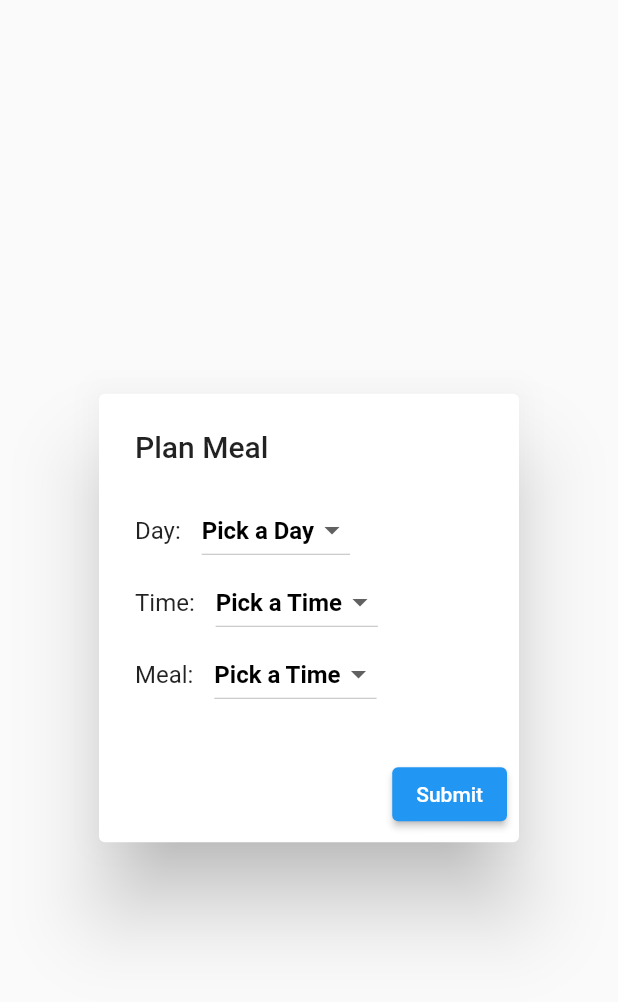
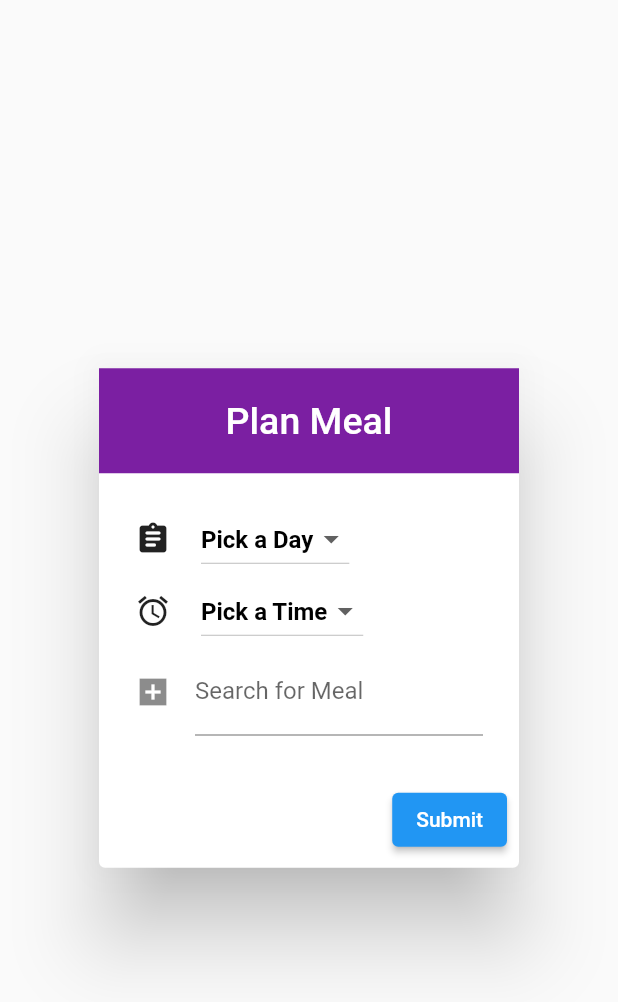
Before and after one commit to AndrewByerle/Byerles-Bytes, a Flutter app: the PopupCard widget shown alone on an empty page, opened directly, on a phone screen of 412 x 824 dp. Shown: the top 1002 px of the screen. Run offline on Flutter 3.47's test engine with Material 2 defaults, Android fonts, the phone set to English and light mode, and no system bars.

Commit message:
popup touchups

```diff
--- a/flutter_projects/meal-prep-app/meal_prep_app/lib/screens/planner/dropDown.dart
+++ /dev/null
@@ -1,52 +0,0 @@
-import 'package:flutter/material.dart';
-
-class DropDown extends StatefulWidget {
-  final List<String> items;
-  final String groupName;
-  final String hint;
-  const DropDown(this.groupName, this.items, this.hint);
-
-  @override
-  _DropDownState createState() => _DropDownState();
-}
-
-class _DropDownState extends State<DropDown> {
-  String _chosenValue;
-
-  @override
-  Widget build(BuildContext context) {
-    return Row(
-      children: [
-        Text(widget.groupName),
-        SizedBox(
-          width: 10,
-        ),
-        Container(
-          padding: const EdgeInsets.all(0.0),
-          child: DropdownButton<String>(
-            value: _chosenValue,
-            style: TextStyle(color: Colors.black),
-            items: widget.items.map<DropdownMenuItem<String>>((String value) {
-              return DropdownMenuItem<String>(
-                value: value,
-                child: Text(value),
-              );
-            }).toList(),
-            hint: Text(
-              widget.hint,
-              style: TextStyle(
-                  color: Colors.black,
-                  fontSize: 16,
-                  fontWeight: FontWeight.w600),
-            ),
-            onChanged: (String value) {
-              setState(() {
-                _chosenValue = value;
-              });
-            },
-          ),
-        ),
-      ],
-    );
-  }
-}
--- a/flutter_projects/meal-prep-app/meal_prep_app/lib/screens/planner/popupCard.dart
+++ /dev/null
@@ -1,71 +0,0 @@
-import 'package:flutter/material.dart';
-import 'package:meal_prep_app/screens/planner/dropDown.dart';
-
-class PopupCard extends StatelessWidget {
-  // const
-  PopupCard({
-    Key key,
-  }) : super(key: key);
-
-  final List<String> days = [
-    'Monday',
-    'Tuesday',
-    'Wednesday',
-    'Thursday',
-    'Friday',
-    'Saturday',
-    'Sunday'
-  ];
-  final List<String> times = ['Breakfast', 'Lunch', 'Dinner', 'Snack'];
-
-  @override
-  Widget build(BuildContext context) {
-    return AlertDialog(
-      scrollable: true,
-      title: Text('Plan Meal'),
-      content: Column(
-        children: [
-          DropDown('Day: ', days, 'Pick a Day'),
-          DropDown('Time: ', times, 'Pick a Time'),
-          DropDown('Meal: ', times, 'Pick a Time'),
-        ],
-      ),
-      actions: [ElevatedButton(child: Text("Submit"), onPressed: () {})],
-    );
-  }
-}
-
-// Not used currently
-class PopupCardBody extends StatelessWidget {
-  const PopupCardBody({
-    Key key,
-  }) : super(key: key);
-
-  @override
-  Widget build(BuildContext context) {
-    return Form(
-      child: Column(
-        children: <Widget>[
-          TextFormField(
-            decoration: InputDecoration(
-              labelText: 'Day (ex. Monday)',
-              icon: Icon(Icons.account_box),
-            ),
-          ),
-          TextFormField(
-            decoration: InputDecoration(
-              labelText: 'Email',
-              icon: Icon(Icons.email),
-            ),
-          ),
-          TextFormField(
-            decoration: InputDecoration(
-              labelText: 'Message',
-              icon: Icon(Icons.message),
-            ),
-          ),
-        ],
-      ),
-    );
-  }
-}
--- /dev/null
+++ b/flutter_projects/meal-prep-app/meal_prep_app/lib/screens/weekView/components/dropDown.dart
@@ -0,0 +1,45 @@
+import 'package:flutter/material.dart';
+
+class DropDown extends StatefulWidget {
+  final List<String> items;
+  final String groupName;
+  final String hint;
+  const DropDown(this.groupName, this.items, this.hint);
+
+  @override
+  _DropDownState createState() => _DropDownState();
+}
+
+class _DropDownState extends State<DropDown> {
+  String _chosenValue;
+
+  @override
+  Widget build(BuildContext context) {
+    return Container(
+      padding: const EdgeInsets.fromLTRB(20, 0, 0, 0),
+      child: Align(
+        alignment: Alignment.centerLeft,
+        child: DropdownButton<String>(
+          value: _chosenValue,
+          style: TextStyle(color: Colors.black),
+          items: widget.items.map<DropdownMenuItem<String>>((String value) {
+            return DropdownMenuItem<String>(
+              value: value,
+              child: Text(value),
+            );
+          }).toList(),
+          hint: Text(
+            widget.hint,
+            style: TextStyle(
+                color: Colors.black, fontSize: 16, fontWeight: FontWeight.w600),
+          ),
+          onChanged: (String value) {
+            setState(() {
+              _chosenValue = value;
+            });
+          },
+        ),
+      ),
+    );
+  }
+}
--- /dev/null
+++ b/flutter_projects/meal-prep-app/meal_prep_app/lib/screens/weekView/components/popupCard.dart
@@ -0,0 +1,61 @@
+import 'package:flutter/material.dart';
+import 'package:meal_prep_app/screens/weekView/components/dropDown.dart';
+
+class PopupCard extends StatelessWidget {
+  // const
+  PopupCard({
+    Key key,
+  }) : super(key: key);
+
+  final List<String> days = [
+    'Monday',
+    'Tuesday',
+    'Wednesday',
+    'Thursday',
+    'Friday',
+    'Saturday',
+    'Sunday'
+  ];
+  final List<String> times = ['Breakfast', 'Lunch', 'Dinner', 'Snack'];
+
+  @override
+  Widget build(BuildContext context) {
+    return AlertDialog(
+      titlePadding: EdgeInsets.zero,
+      scrollable: true,
+      title: Container(
+        alignment: Alignment.center,
+        child: Text(
+          'Plan Meal',
+          style: TextStyle(color: Colors.white, fontSize: 25),
+        ),
+        color: Colors.purple[700],
+        height: 70,
+      ),
+      content: Column(
+        children: [
+          Row(
+            children: [
+              Icon(Icons.assignment_rounded),
+              DropDown('Day: ', days, 'Pick a Day'),
+            ],
+          ),
+          Row(
+            children: [
+              Icon(Icons.alarm),
+              DropDown('Time: ', times, 'Pick a Time'),
+            ],
+          ),
+          // DropDown('Meal: ', times, 'Pick a Time'),
+          TextFormField(
+            decoration: InputDecoration(
+              labelText: 'Search for Meal',
+              icon: Icon(Icons.add_box_sharp),
+            ),
+          )
+        ],
+      ),
+      actions: [ElevatedButton(child: Text("Submit"), onPressed: () {})],
+    );
+  }
+}
--- a/flutter_projects/meal-prep-app/meal_prep_app/lib/screens/planner/weekView.dart
+++ b/flutter_projects/meal-prep-app/meal_prep_app/lib/screens/weekView/weekView.dart
@@ -1,6 +1,6 @@
 import 'package:flutter/material.dart';
+import 'package:meal_prep_app/components/background.dart';
 import 'package:meal_prep_app/components/weekCard.dart';
-import 'package:meal_prep_app/screens/home/components/background.dart';
 
 class WeekView extends StatefulWidget {
   WeekView({Key key}) : super(key: key);
```
Also changed, not shown: flutter_projects/meal-prep-app/meal_prep_app/lib/components/weekCard.dart (+10 -3 lines), flutter_projects/meal-prep-app/meal_prep_app/lib/screens/dayView.dart/dayView.dart (added, +41 -0 lines), flutter_projects/meal-prep-app/meal_prep_app/lib/screens/home/home.dart (+3 -4 lines), flutter_projects/meal-prep-app/meal_prep_app/lib/components/background.dart (renamed from flutter_projects/meal-prep-app/meal_prep_app/lib/screens/home/components/background.dart).
